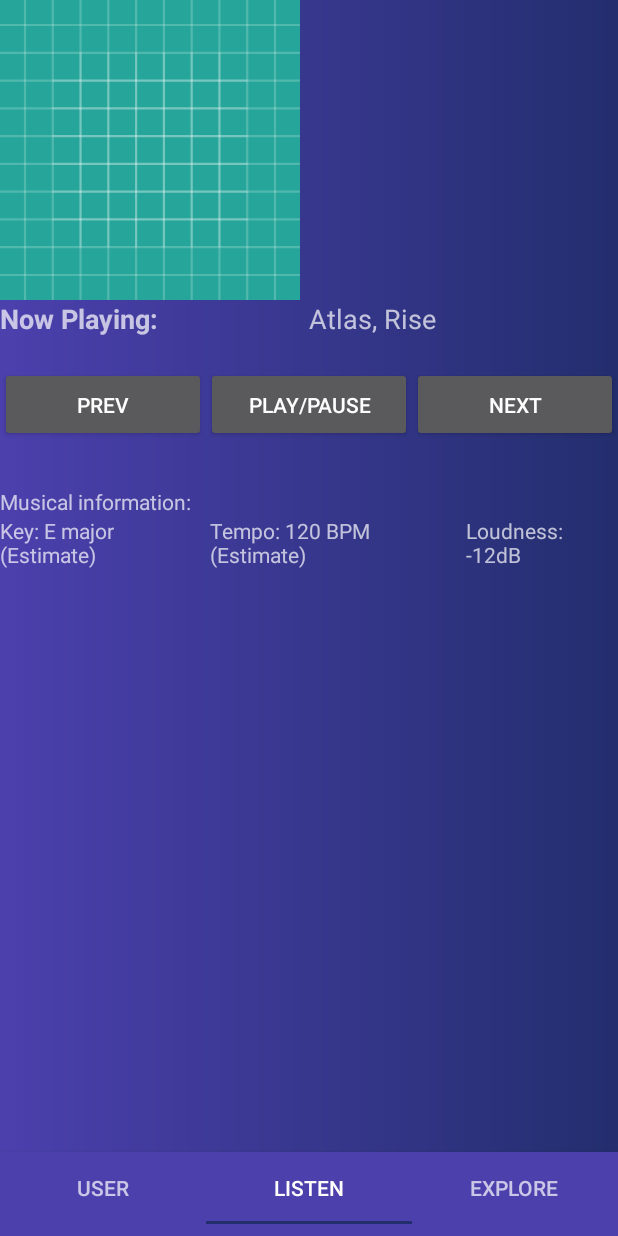
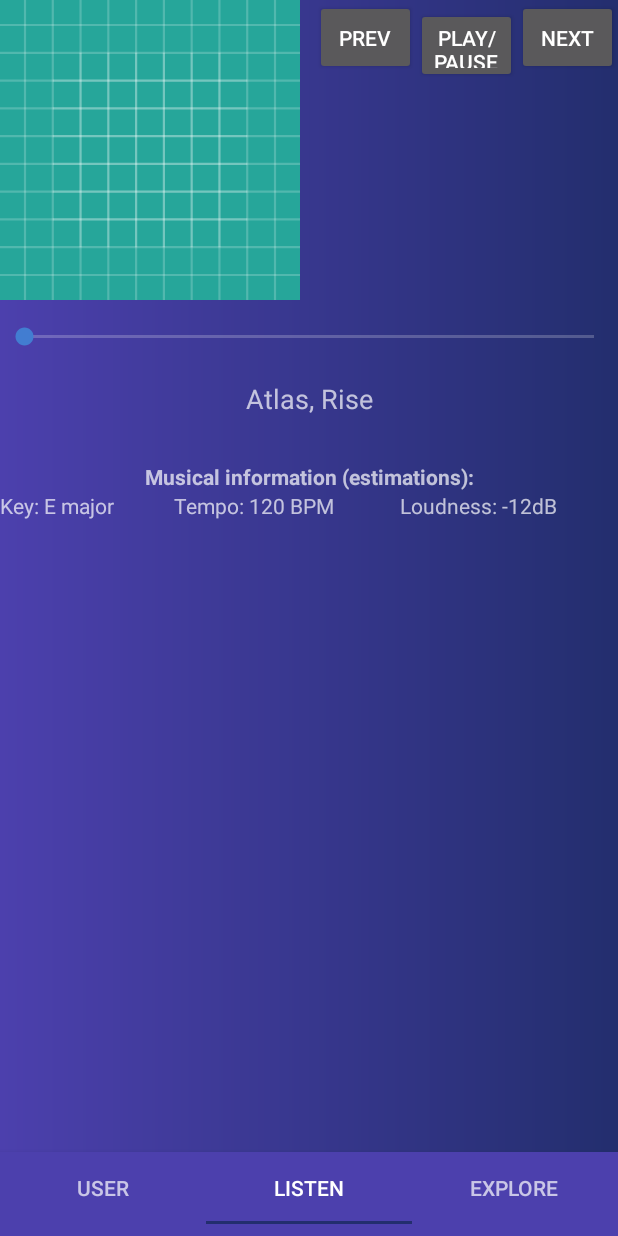
Before and after one commit to laakko/Jugify, an Android app: the screen it shows after launch (MainActivity), on a phone screen of 412 x 824 dp. Run offline under Robolectric (Android 15) with nearby library versions, the phone set to English and light mode, and no system bars; libraries missing offline, so code that uses them is left out: com.nostra13.universalimageloader, com.spotify.android, com.spotify.protocol, kaaes.spotify.webapi, retrofit.client and 1 more; Roboto replaces fonts that are not available here; 3 statements that could not run were skipped.

Commit message:
Added my playlists grid. UI updates

```diff
--- a/app/src/main/java/com/jukka/jugify/ListenTab.java
+++ b/app/src/main/java/com/jukka/jugify/ListenTab.java
@@ -75,7 +75,7 @@ public class ListenTab extends Fragment {
                         isplaying = true;
                     }
                     if (track != null) {
-                        trackName = track.name + " by " + track.artist.name;
+                        trackName = track.name + "\n" + track.artist.name + "\n" + track.album.name;
                         txtNowPlaying.setText(trackName);
 
                         imguri = track.imageUri.raw;
@@ -85,25 +85,19 @@ public class ListenTab extends Fragment {
                         getAudioFeatures(track.uri.substring(14));
 
 
-
-                        /*
                         mSpotifyAppRemote.getImagesApi().getImage(track.imageUri)
                                 .setResultCallback(new CallResult.ResultCallback<Bitmap>() {
                                     @Override
                                     public void onResult(Bitmap bitmap) {
+
                                         imgnowplaying.setImageBitmap(bitmap);
                                     }
                                 });
-                    */
+
                     }
                 }
             });
 
-
-            if(image_gotten){
-                ImageLoader imgloader = ImageLoader.getInstance();
-                imgloader.displayImage(imguri, imgnowplaying, new ImageSize(200,200));
-            }
 
 
 
--- a/app/src/main/java/com/jukka/jugify/MainActivity.java
+++ b/app/src/main/java/com/jukka/jugify/MainActivity.java
@@ -119,6 +119,7 @@ public class MainActivity extends AppCompatActivity {
                 // Authenticate Spotify App Remote
                 ConnectionParams connectionParams = new ConnectionParams.Builder(CLIENT_ID)
                         .setRedirectUri(REDIRECT_URI)
+                        .setPreferredImageSize(1000).setPreferredThumbnailImageSize(100)
                         .showAuthView(false)
                         .build();
 
--- a/app/src/main/java/com/jukka/jugify/UserTab.java
+++ b/app/src/main/java/com/jukka/jugify/UserTab.java
@@ -11,6 +11,7 @@ import android.view.View;
 import android.view.ViewGroup;
 import android.widget.Button;
 import android.widget.GridView;
+import android.widget.ListAdapter;
 import android.widget.ListView;
 import android.widget.TextView;
 
@@ -27,6 +28,7 @@ import kaaes.spotify.webapi.android.models.Album;
 import kaaes.spotify.webapi.android.models.Artist;
 import kaaes.spotify.webapi.android.models.Pager;
 import kaaes.spotify.webapi.android.models.PlaylistSimple;
+import kaaes.spotify.webapi.android.models.SavedAlbum;
 import kaaes.spotify.webapi.android.models.Track;
 import kaaes.spotify.webapi.android.models.Tracks;
 import kaaes.spotify.webapi.android.models.UserPrivate;
@@ -45,10 +47,13 @@ public class UserTab extends Fragment {
     public static boolean name_gotten = false;
     public static boolean topartists_gotten = false;
     public static boolean toptracks_gotten = false;
+    public static boolean myplaylists_gotten = false;
     public ArrayList<Artist> topartistslist = new ArrayList<Artist>();
     public ArrayList<Track> toptrackslist = new ArrayList<>();
+    public ArrayList<PlaylistSimple> myplaylistslist = new ArrayList<>();
     public static TopArtistsGridAdapter tagadapter;
     public static TopTracksListAdapter trackadapter;
+    public static MyPlaylistsGridAdapter padapter;
 
 
     @Override
@@ -58,12 +63,10 @@ public class UserTab extends Fragment {
         TextView username = (TextView) view.findViewById(R.id.txtUsername);
         final GridView gridTopArtists = (GridView) view.findViewById(R.id.gridTopArtists);
         final ListView listTopTracks = (ListView) view.findViewById(R.id.listTopTracks);
-        GridView gridPlaylists = (GridView) view.findViewById(R.id.gridPlaylists);
+        final GridView gridPlaylists = (GridView) view.findViewById(R.id.gridPlaylists);
         final Button btnshort = (Button) view.findViewById(R.id.btnShort);
         final Button btnmedium = (Button) view.findViewById(R.id.btnMedium);
         final Button btnlong = (Button) view.findViewById(R.id.btnLong);
-
-        Log.i("topartistsgotten:", Boolean.toString(topartists_gotten));
 
         if(userAuthd) {
 
@@ -107,6 +110,13 @@ public class UserTab extends Fragment {
                 listTopTracks.setAdapter(trackadapter);
             }
 
+            if(!myplaylists_gotten){
+                padapter = new MyPlaylistsGridAdapter(getContext().getApplicationContext(), myplaylistslist);
+                MyPlaylists(padapter, gridPlaylists);
+            } else {
+                gridPlaylists.setAdapter(padapter);
+            }
+
             btnshort.setOnClickListener(new View.OnClickListener() {
                 @Override
                 public void onClick(View view) {
@@ -143,24 +153,6 @@ public class UserTab extends Fragment {
                     TopTracks(options, trackadapter, listTopTracks);
                 }
             });
-
-
-
-            spotify.getMyPlaylists(new Callback<Pager<PlaylistSimple>>() {
-                @Override
-                public void success(Pager<PlaylistSimple> pager, Response response) {
-
-                    for(PlaylistSimple p : pager.items){
-
-                    }
-                }
-
-                @Override
-                public void failure(RetrofitError error) {
-                    Log.d("My playlists failure", error.toString());
-                }
-            });
-
 
 
         }
@@ -212,6 +204,8 @@ public class UserTab extends Fragment {
 
                 toptracks_gotten = true;
                 list.setAdapter(adapter);
+
+
             }
 
             @Override
@@ -220,4 +214,45 @@ public class UserTab extends Fragment {
             }
         });
     }
+
+
+    public void myAlbums() {
+        spotify.getMySavedAlbums(new Callback<Pager<SavedAlbum>>() {
+            @Override
+            public void success(Pager<SavedAlbum> savedAlbumPager, Response response) {
+
+                for(SavedAlbum sa : savedAlbumPager.items){
+
+                }
+
+            }
+
+            @Override
+            public void failure(RetrofitError error) {
+
+            }
+        });
+    }
+
+    public void MyPlaylists(final MyPlaylistsGridAdapter adapter, final GridView grid) {
+        spotify.getMyPlaylists(new Callback<Pager<PlaylistSimple>>() {
+            @Override
+            public void success(Pager<PlaylistSimple> pager, Response response) {
+
+                adapter.clear();
+                for(PlaylistSimple p : pager.items){
+                    adapter.add(p);
+                }
+
+                myplaylists_gotten = true;
+                grid.setAdapter(adapter);
+            }
+
+            @Override
+            public void failure(RetrofitError error) {
+                Log.d("My playlists failure", error.toString());
+            }
+        });
+    }
+
 }
--- a/app/src/main/res/layout/activity_listen_tab.xml
+++ b/app/src/main/res/layout/activity_listen_tab.xml
@@ -4,43 +4,26 @@
     android:layout_height="wrap_content"
     android:orientation="vertical">
 
-    <ImageView
-        android:id="@+id/imgNowPlaying"
-        android:layout_width="200dp"
-        android:layout_height="200dp"
-        android:scaleType="centerCrop"
-        android:adjustViewBounds="true"
-        app:srcCompat="@drawable/ic_launcher_background" />
-
     <LinearLayout
         android:layout_width="match_parent"
         android:layout_height="wrap_content"
         android:orientation="horizontal">
 
-        <TextView
-            android:id="@+id/textView2"
-            android:layout_width="match_parent"
-            android:layout_height="wrap_content"
-            android:layout_weight="1"
-            android:text="Now Playing:"
-            android:textSize="18sp"
-            android:textStyle="bold" />
-
-        <TextView
-            android:id="@+id/txtNowPlaying"
-            android:layout_width="match_parent"
-            android:layout_height="wrap_content"
-            android:layout_weight="1"
-            android:text="Atlas, Rise"
-            android:textSize="18sp" />
-
-    </LinearLayout>
+        <ImageView
+            android:id="@+id/imgNowPlaying"
+            android:layout_width="200dp"
+            android:layout_height="200dp"
+            android:adjustViewBounds="true"
+            android:scaleType="centerCrop"
+            app:srcCompat="@drawable/ic_launcher_background" />
 
         <LinearLayout
             android:layout_width="match_parent"
-        android:layout_height="wrap_content"
-        android:layout_marginTop="20dp"
+            android:layout_height="match_parent"
+            android:layout_weight="1"
+            android:layout_marginLeft="10dp"
             android:orientation="horizontal">
+
 
             <Button
                 android:id="@+id/btnPrev"
@@ -64,12 +47,42 @@
                 android:text="Next" />
         </LinearLayout>
 
+    </LinearLayout>
+
+
+    <SeekBar
+        android:id="@+id/seekBar3"
+        android:layout_marginTop="15dp"
+        android:layout_width="match_parent"
+        android:layout_height="wrap_content" />
+
+
+    <LinearLayout
+        android:layout_width="match_parent"
+        android:layout_height="wrap_content"
+        android:layout_marginTop="20dp"
+        android:orientation="horizontal">
+
+        <TextView
+            android:id="@+id/txtNowPlaying"
+            android:layout_width="200dp"
+            android:layout_height="wrap_content"
+
+            android:layout_weight="1"
+            android:text="Atlas, Rise"
+            android:textAlignment="center"
+            android:textSize="18sp" />
+
+    </LinearLayout>
+
     <TextView
         android:id="@+id/textView4"
         android:layout_width="match_parent"
         android:layout_height="wrap_content"
         android:layout_marginTop="30dp"
-        android:text="Musical information:" />
+        android:text="Musical information (estimations):"
+        android:textAlignment="center"
+        android:textStyle="bold" />
 
 
 
@@ -83,14 +96,14 @@
             android:layout_width="wrap_content"
             android:layout_height="wrap_content"
             android:layout_weight="1"
-            android:text="Key: E major (Estimate)" />
+            android:text="Key: E major" />
 
         <TextView
             android:id="@+id/txtBPM"
             android:layout_width="wrap_content"
             android:layout_height="wrap_content"
             android:layout_weight="1"
-            android:text="Tempo: 120 BPM (Estimate)" />
+            android:text="Tempo: 120 BPM " />
 
         <TextView
             android:id="@+id/txtLoudness"
@@ -106,4 +119,14 @@
         android:layout_height="wrap_content"
         android:text="Time Signature: 4" />
 
+    <TextView
+        android:id="@+id/textView6"
+        android:layout_width="match_parent"
+        android:layout_height="wrap_content"
+        android:layout_marginTop="10dp"
+        android:text="Song Lyrics"
+        android:textAlignment="center"
+        android:textSize="18sp"
+        android:textStyle="bold" />
+
 </LinearLayout>
--- a/app/src/main/res/layout/layout_top_artists.xml
+++ b/app/src/main/res/layout/layout_top_artists.xml
@@ -7,7 +7,7 @@
 
     <LinearLayout
         android:layout_width="match_parent"
-        android:layout_height="152dp"
+        android:layout_height="164dp"
         android:orientation="vertical">
 
         <ImageView
```
Also changed, not shown: app/src/main/java/com/jukka/jugify/MyPlaylistsGridAdapter.java (added, +54 -0 lines), app/src/main/res/layout/activity_user_tab.xml (+56 -12 lines). Lines whose indentation alone changed are shown as unchanged.
